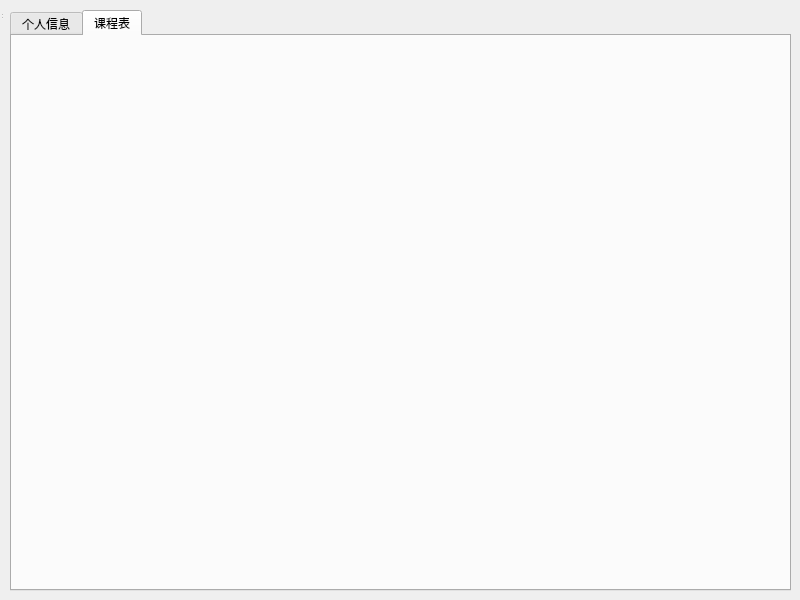
Before: the Qt Designer form form/mainwindow.ui in onefacepass/SMS, drawn with Qt 5.
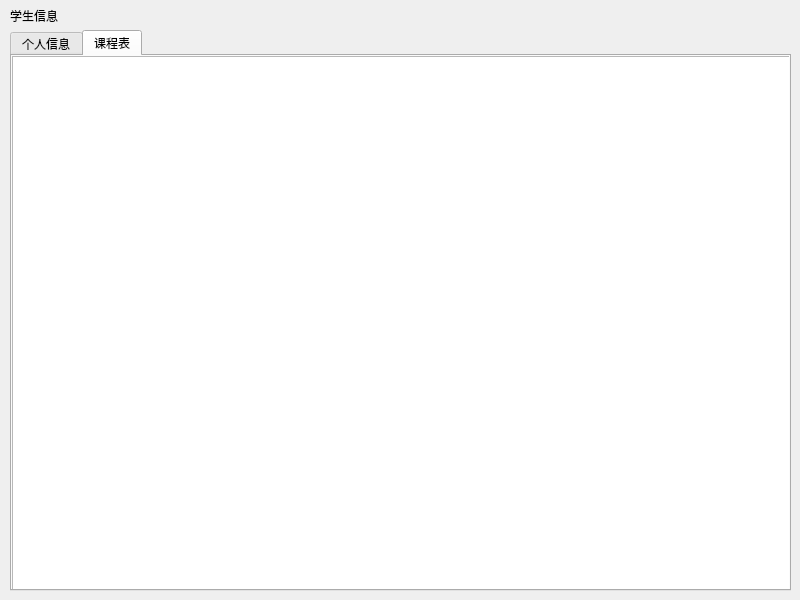
After: the same form once the commit is applied. The open tabs and pages were chosen to show the change.

Commit message: 调整界面样式

What changed in the file:
```diff
--- a/form/mainwindow.ui
+++ b/form/mainwindow.ui
@@ -13,28 +13,30 @@
   <property name="windowTitle">
    <string>MainWindow</string>
   </property>
-  <widget class="QStatusBar" name="statusbar">
-   <property name="geometry">
-    <rect>
-     <x>0</x>
-     <y>0</y>
-     <width>3</width>
-     <height>20</height>
-    </rect>
-   </property>
-  </widget>
   <widget class="QTabWidget" name="tabWidget">
    <property name="geometry">
     <rect>
      <x>10</x>
-     <y>10</y>
+     <y>30</y>
      <width>781</width>
-     <height>581</height>
+     <height>561</height>
     </rect>
    </property>
+   <property name="tabPosition">
+    <enum>QTabWidget::North</enum>
+   </property>
+   <property name="tabShape">
+    <enum>QTabWidget::Rounded</enum>
+   </property>
    <property name="currentIndex">
     <number>0</number>
    </property>
+   <property name="documentMode">
+    <bool>false</bool>
+   </property>
+   <property name="tabsClosable">
+    <bool>false</bool>
+   </property>
    <widget class="QWidget" name="tabInfo">
     <attribute name="title">
      <string>个人信息</string>
@@ -54,8 +56,31 @@
     <attribute name="title">
      <string>课程表</string>
     </attribute>
+    <widget class="QTableWidget" name="tableWidgetSchedule">
+     <property name="geometry">
+      <rect>
+       <x>0</x>
+       <y>0</y>
+       <width>781</width>
+       <height>541</height>
+      </rect>
+     </property>
+    </widget>
    </widget>
   </widget>
+  <widget class="QLabel" name="labMain">
+   <property name="geometry">
+    <rect>
+     <x>10</x>
+     <y>5</y>
+     <width>781</width>
+     <height>21</height>
+    </rect>
+   </property>
+   <property name="text">
+    <string>学生信息</string>
+   </property>
+  </widget>
  </widget>
  <resources/>
  <connections/>
```
The commit also changes 3 other files.
